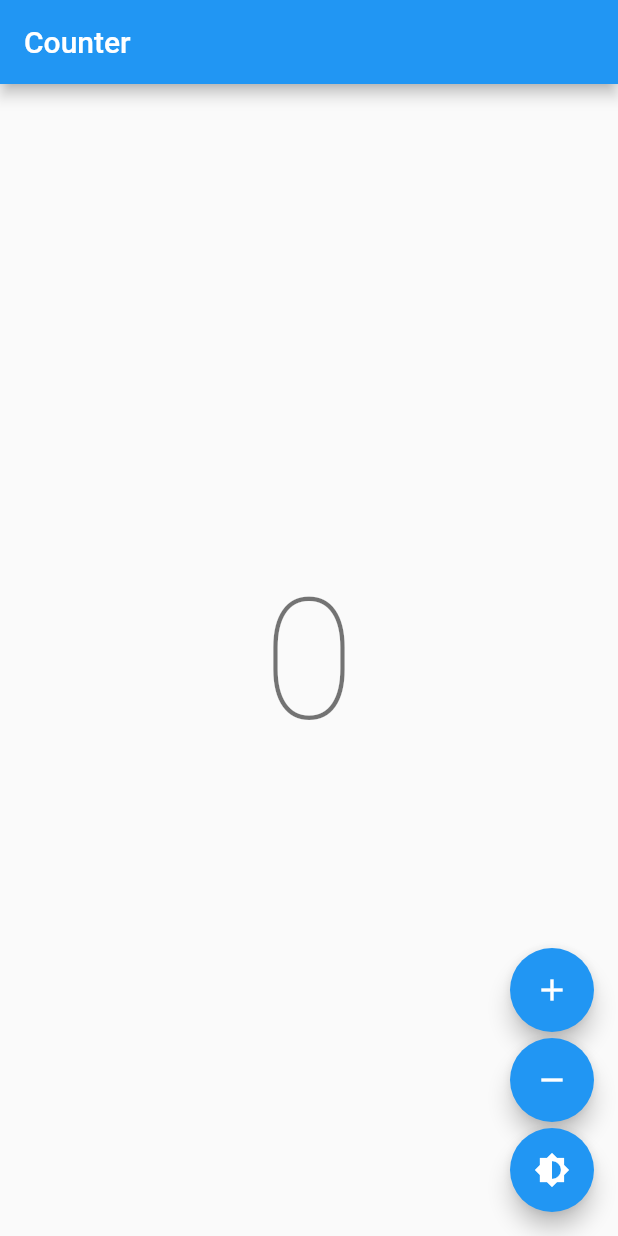
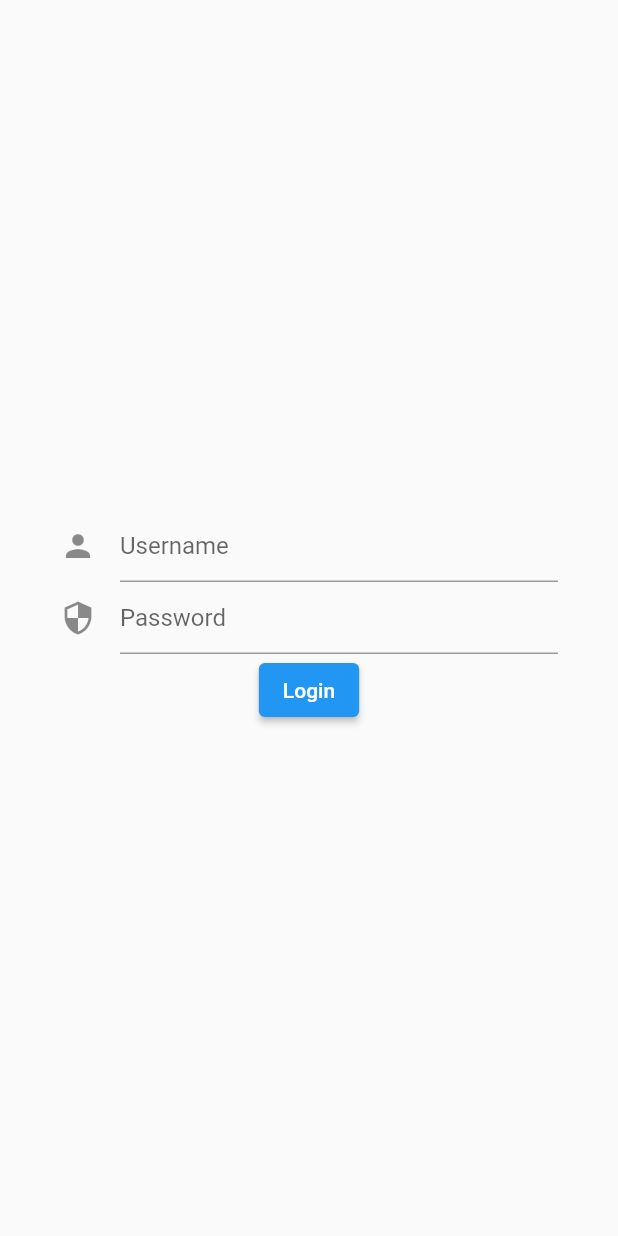
Before and after one commit to Anthony5997/flutter_whats_for_dinner, a Flutter app: the screen it shows after launch, on a phone screen of 412 x 824 dp. Run offline on Flutter 3.47's test engine with Material 2 defaults, Android fonts, the light colour scheme and no system bars; our stand-ins replace bloc, equatable, flutter_bloc.

Commit message:
mise en place du bloC Login & Authentification folder

```diff
--- /dev/null
+++ b/lib/Authentication/login/login_bloc.dart
@@ -0,0 +1,46 @@
+import 'package:flutter_bloc/flutter_bloc.dart';
+import 'package:flutter_whats_for_dinner/Authentication/login/login_event.dart';
+import 'package:flutter_whats_for_dinner/Authentication/login/login_state.dart';
+import 'package:flutter_whats_for_dinner/Authentication/repository/auth_repository.dart';
+import 'package:flutter_whats_for_dinner/Authentication/services/form_submission_status.dart';
+
+class LoginBloc extends Bloc<LoginEvent, LoginState> {
+  final AuthRepository authRepo;
+
+  LoginBloc({required this.authRepo}) : super(LoginState()) {
+    on<LoginEvent>(_onEvent);
+  }
+
+  @override
+  Future<void> _onEvent(LoginEvent event, Emitter<LoginState> emit) async {
+    if (event is LoginUsernameChanged) {
+      print(event);
+      emit(state.copyWith(username: event.username));
+    }
+    // password update
+    else if (event is LoginPasswordChanged) {
+      print(event);
+
+      emit(state.copyWith(password: event.password));
+    }
+    //form submitted
+    else if (event is LoginSubmitted) {
+      emit(state.copyWith(formStatus: FormSubmitting()));
+      print(event);
+
+      try {
+        print('try');
+
+        await authRepo.login(
+          state.username,
+          state.password,
+        );
+        emit(state.copyWith(formStatus: SubmissionSuccess()));
+      } catch (e) {
+        print('catch');
+
+        emit(state.copyWith(formStatus: SubmissionFailed(e.toString())));
+      }
+    }
+  }
+}
--- /dev/null
+++ b/lib/Authentication/login/login_event.dart
@@ -0,0 +1,15 @@
+abstract class LoginEvent {}
+
+class LoginUsernameChanged extends LoginEvent {
+  final String username;
+
+  LoginUsernameChanged(this.username);
+}
+
+class LoginPasswordChanged extends LoginEvent {
+  final String password;
+
+  LoginPasswordChanged(this.password);
+}
+
+class LoginSubmitted extends LoginEvent {}
--- /dev/null
+++ b/lib/Authentication/login/login_state.dart
@@ -0,0 +1,29 @@
+import 'package:flutter_whats_for_dinner/Authentication/services/form_submission_status.dart';
+
+class LoginState {
+  final String username;
+  bool get isValidUsername => username.length > 3;
+
+  final String password;
+  bool get isValidPassword => password.length > 6;
+
+  final FormSubmissionStatus formStatus;
+
+  LoginState({
+    this.username = '',
+    this.password = '',
+    this.formStatus = const InitialFormStatus(),
+  });
+
+  LoginState copyWith({
+    String? username,
+    String? password,
+    FormSubmissionStatus? formStatus,
+  }) {
+    return LoginState(
+      username: username ?? this.username,
+      password: password ?? this.password,
+      formStatus: formStatus ?? this.formStatus,
+    );
+  }
+}
--- /dev/null
+++ b/lib/Authentication/login/login_view.dart
@@ -0,0 +1,100 @@
+import 'package:flutter/material.dart';
+import 'package:flutter_bloc/flutter_bloc.dart';
+import 'package:flutter_whats_for_dinner/Authentication/login/login_bloc.dart';
+import 'package:flutter_whats_for_dinner/Authentication/login/login_event.dart';
+import 'package:flutter_whats_for_dinner/Authentication/login/login_state.dart';
+import 'package:flutter_whats_for_dinner/Authentication/repository/auth_repository.dart';
+import 'package:flutter_whats_for_dinner/Authentication/services/form_submission_status.dart';
+
+class LoginView extends StatelessWidget {
+  final _formKey = GlobalKey<FormState>();
+
+  @override
+  Widget build(BuildContext context) {
+    return Scaffold(
+      body: BlocProvider(
+        create: (context) => LoginBloc(
+          authRepo: context.read<AuthRepository>(),
+        ),
+        child: _loginForm(),
+      ),
+    );
+  }
+
+  Widget _loginForm() {
+    return BlocListener<LoginBloc, LoginState>(
+        listener: (context, state) {
+          final formStatus = state.formStatus;
+          if (formStatus is SubmissionFailed) {
+            _showSnackBar(context, formStatus.exception.toString());
+          }
+        },
+        child: Form(
+          key: _formKey,
+          child: Padding(
+            padding: EdgeInsets.symmetric(horizontal: 40),
+            child: Column(
+              mainAxisAlignment: MainAxisAlignment.center,
+              children: [
+                _usernameField(),
+                _passwordField(),
+                _loginButton(),
+              ],
+            ),
+          ),
+        ));
+  }
+
+  Widget _usernameField() {
+    return BlocBuilder<LoginBloc, LoginState>(builder: (context, state) {
+      return TextFormField(
+        decoration: InputDecoration(
+          icon: Icon(Icons.person),
+          hintText: 'Username',
+        ),
+        validator: (value) =>
+            state.isValidUsername ? null : 'Username is too short',
+        onChanged: (value) => context.read<LoginBloc>().add(
+              LoginUsernameChanged(value),
+            ),
+      );
+    });
+  }
+
+  Widget _passwordField() {
+    return BlocBuilder<LoginBloc, LoginState>(builder: (context, state) {
+      return TextFormField(
+        obscureText: true,
+        decoration: InputDecoration(
+          icon: Icon(Icons.security),
+          hintText: 'Password',
+        ),
+        validator: (value) =>
+            state.isValidPassword ? null : 'Password is too short',
+        onChanged: (value) => context.read<LoginBloc>().add(
+              LoginPasswordChanged(value),
+            ),
+      );
+    });
+  }
+
+  Widget _loginButton() {
+    return BlocBuilder<LoginBloc, LoginState>(builder: (context, state) {
+      return state.formStatus is FormSubmitting
+          ? CircularProgressIndicator()
+          : ElevatedButton(
+              onPressed: () {
+                if (_formKey.currentState!.validate()) {
+                  context.read<LoginBloc>().add(LoginSubmitted());
+                }
+              },
+              child: Text('Login'),
+            );
+    });
+  }
+
+  void _showSnackBar(BuildContext context, String message) {
+    final snackBar = SnackBar(content: Text(message));
+    ScaffoldMessenger.of(context).showSnackBar(snackBar);
+  }
+}
--- /dev/null
+++ b/lib/Authentication/repository/auth_repository.dart
@@ -0,0 +1,30 @@
+import 'package:flutter_whats_for_dinner/services/api_base_helper.dart';
+import 'package:http/http.dart' as http;
+
+class AuthRepository {
+  // Future<void> login() async {
+  //   print('attempting login');
+  //   await Future.delayed(Duration(seconds: 3));
+  //   print('logged in');
+  //   // throw Exception('failed log in');
+  // }
+
+  final ApiBaseHelper _helper = ApiBaseHelper();
+
+  Future<void> login(username, password) async {
+    print('attempting login');
+    final response = await _helper.postLogin(username, password);
+    print("response in login function");
+    print(response);
+
+    // if (response.statusCode == 200) {
+    //   // If the server did return a 200 OK response,
+    //   // then parse the JSON.
+    //   return Album.fromJson(jsonDecode(response.body));
+    // } else {
+    //   // If the server did not return a 200 OK response,
+    //   // then throw an exception.
+    //   throw Exception('Failed to load album');
+    // }
+  }
+}
--- /dev/null
+++ b/lib/Authentication/services/form_submission_status.dart
@@ -0,0 +1,17 @@
+abstract class FormSubmissionStatus {
+  const FormSubmissionStatus();
+}
+
+class InitialFormStatus extends FormSubmissionStatus {
+  const InitialFormStatus();
+}
+
+class FormSubmitting extends FormSubmissionStatus {}
+
+class SubmissionSuccess extends FormSubmissionStatus {}
+
+class SubmissionFailed extends FormSubmissionStatus {
+  final exception;
+
+  SubmissionFailed(this.exception);
+}
--- a/lib/main.dart
+++ b/lib/main.dart
@@ -1,165 +1,20 @@
 import 'package:flutter/material.dart';
 import 'package:flutter_bloc/flutter_bloc.dart';
-import 'package:flutter_whats_for_dinner/SimpleBlocObserver.dart';
+import 'package:flutter_whats_for_dinner/Authentication/login/login_view.dart';
+import 'package:flutter_whats_for_dinner/Authentication/repository/auth_repository.dart';
 
 void main() {
-  BlocOverrides.runZoned(
-    () => runApp(const App()),
-    blocObserver: SimpleBlocObserver(),
-  );
+  runApp(MyApp());
 }
 
-/// {@template app}
-/// A [StatelessWidget] that:
-/// * uses [bloc](https://pub.dev/packages/bloc) and
-/// [flutter_bloc](https://pub.dev/packages/flutter_bloc)
-/// to manage the state of a counter and the app theme.
-/// {@endtemplate}
-class App extends StatelessWidget {
-  /// {@macro app}
-  const App({Key? key}) : super(key: key);
-
+class MyApp extends StatelessWidget {
   @override
   Widget build(BuildContext context) {
-    return BlocProvider(
-      create: (_) => ThemeCubit(),
-      child: const AppView(),
-    );
-  }
-}
-
-/// {@template app_view}
-/// A [StatelessWidget] that:
-/// * reacts to state changes in the [ThemeCubit]
-/// and updates the theme of the [MaterialApp].
-/// * renders the [CounterPage].
-/// {@endtemplate}
-class AppView extends StatelessWidget {
-  /// {@macro app_view}
-  const AppView({Key? key}) : super(key: key);
-
-  @override
-  Widget build(BuildContext context) {
-    return BlocBuilder<ThemeCubit, ThemeData>(
-      builder: (_, theme) {
-        return MaterialApp(
-          theme: theme,
-          home: const CounterPage(),
-        );
-      },
-    );
-  }
-}
-
-/// {@template counter_page}
-/// A [StatelessWidget] that:
-/// * provides a [CounterBloc] to the [CounterView].
-/// {@endtemplate}
-class CounterPage extends StatelessWidget {
-  /// {@macro counter_page}
-  const CounterPage({Key? key}) : super(key: key);
-
-  @override
-  Widget build(BuildContext context) {
-    return BlocProvider(
-      create: (_) => CounterBloc(),
-      child: const CounterView(),
-    );
-  }
-}
-
-/// {@template counter_view}
-/// A [StatelessWidget] that:
-/// * demonstrates how to consume and interact with a [CounterBloc].
-/// {@endtemplate}
-class CounterView extends StatelessWidget {
-  /// {@macro counter_view}
-  const CounterView({Key? key}) : super(key: key);
-
-  @override
-  Widget build(BuildContext context) {
-    return Scaffold(
-      appBar: AppBar(title: const Text('Counter')),
-      body: Center(
-        child: BlocBuilder<CounterBloc, int>(
-          builder: (context, count) {
-            return Text('$count', style: Theme.of(context).textTheme.headline1);
-          },
-        ),
-      ),
-      floatingActionButton: Column(
-        crossAxisAlignment: CrossAxisAlignment.end,
-        mainAxisAlignment: MainAxisAlignment.end,
-        children: <Widget>[
-          FloatingActionButton(
-            child: const Icon(Icons.add),
-            onPressed: () {
-              context.read<CounterBloc>().add(CounterIncrementPressed());
-            },
-          ),
-          const SizedBox(height: 4),
-          FloatingActionButton(
-            child: const Icon(Icons.remove),
-            onPressed: () {
-              context.read<CounterBloc>().add(CounterDecrementPressed());
-            },
-          ),
-          const SizedBox(height: 4),
-          FloatingActionButton(
-            child: const Icon(Icons.brightness_6),
-            onPressed: () {
-              context.read<ThemeCubit>().toggleTheme();
-            },
-          ),
-        ],
+    return MaterialApp(
+      home: RepositoryProvider(
+        create: (context) => AuthRepository(),
+        child: LoginView(),
       ),
     );
   }
 }
-
-/// Event being processed by [CounterBloc].
-abstract class CounterEvent {}
-
-/// Notifies bloc to increment state.
-class CounterIncrementPressed extends CounterEvent {}
-
-/// Notifies bloc to decrement state.
-class CounterDecrementPressed extends CounterEvent {}
-
-/// {@template counter_bloc}
-/// A simple [Bloc] that manages an `int` as its state.
-/// {@endtemplate}
-class CounterBloc extends Bloc<CounterEvent, int> {
-  /// {@macro counter_bloc}
-  CounterBloc() : super(0) {
-    on<CounterIncrementPressed>((event, emit) => emit(state + 1));
-    on<CounterDecrementPressed>((event, emit) => emit(state - 1));
-  }
-}
-
-/// {@template brightness_cubit}
-/// A simple [Cubit] that manages the [ThemeData] as its state.
-/// {@endtemplate}
-class ThemeCubit extends Cubit<ThemeData> {
-  /// {@macro brightness_cubit}
-  ThemeCubit() : super(_lightTheme);
-
-  static final _lightTheme = ThemeData(
-    floatingActionButtonTheme: const FloatingActionButtonThemeData(
-      foregroundColor: Colors.white,
-    ),
-    brightness: Brightness.light,
-  );
-
-  static final _darkTheme = ThemeData(
-    floatingActionButtonTheme: const FloatingActionButtonThemeData(
-      foregroundColor: Colors.black,
-    ),
-    brightness: Brightness.dark,
-  );
-
-  /// Toggles the current brightness between light and dark.
-  void toggleTheme() {
-    emit(state.brightness == Brightness.dark ? _lightTheme : _darkTheme);
-  }
-}
```
Also changed, not shown: lib/services/api_base_helper.dart (+31 -3 lines), lib/services/app_exception.dart (added, +28 -0 lines).
